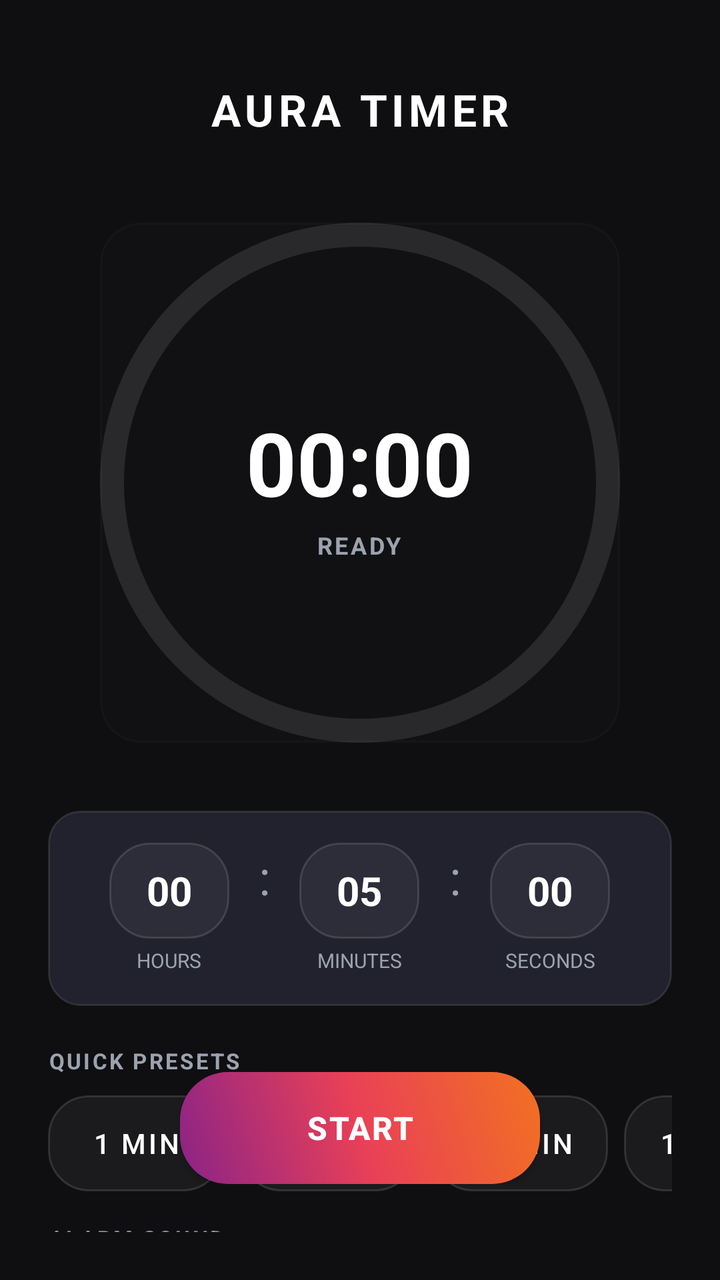
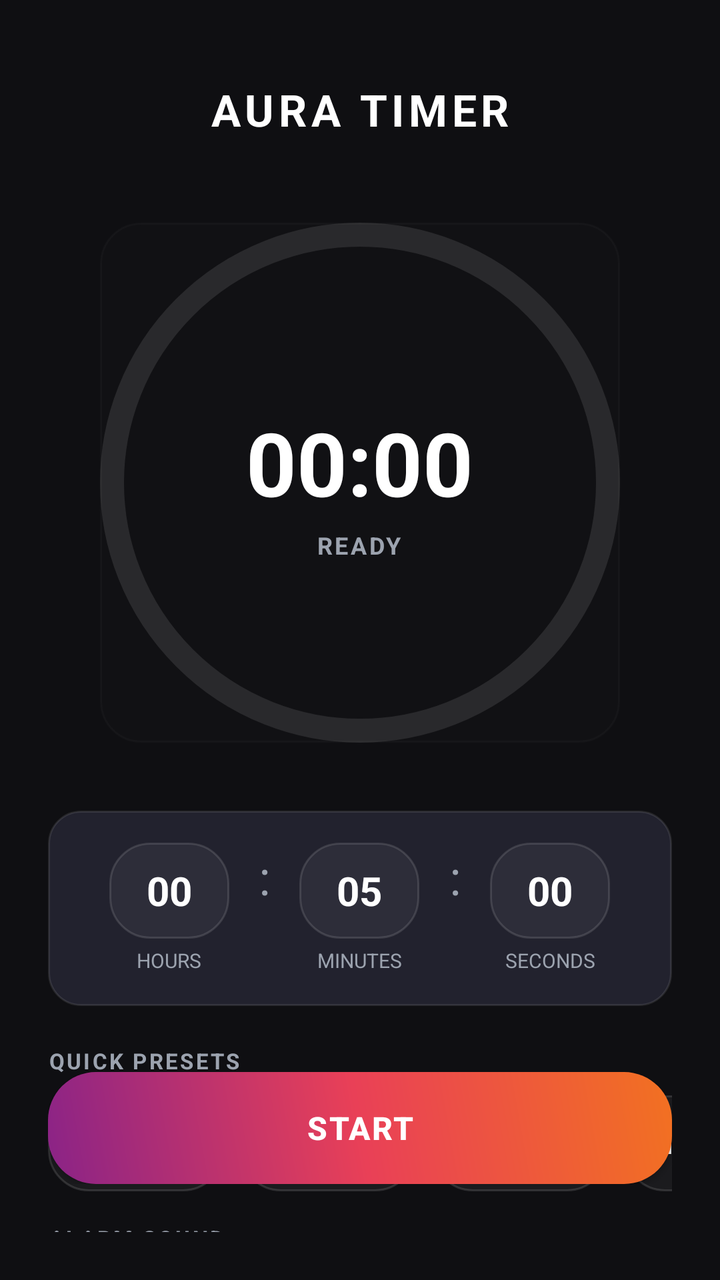

Screens rendered from an Android XML layout before and after an edit, with the pre-edit source and the edit as a unified diff.
<!-- AndroidManifest.xml: application theme Theme.TimerApp -->
<!-- res/layout/activity_main.xml -->
<?xml version="1.0" encoding="utf-8"?>
<androidx.constraintlayout.widget.ConstraintLayout xmlns:android="http://schemas.android.com/apk/res/android"
    xmlns:app="http://schemas.android.com/apk/res-auto"
    xmlns:tools="http://schemas.android.com/tools"
    android:layout_width="match_parent"
    android:layout_height="match_parent"
    android:background="@color/bg_dark"
    android:padding="24dp"
    tools:context=".MainActivity">

    
    <TextView
        android:id="@+id/appTitle"
        android:layout_width="wrap_content"
        android:layout_height="wrap_content"
        android:layout_marginTop="16dp"
        android:text="AURA TIMER"
        android:textColor="@color/text_primary"
        android:textSize="22sp"
        android:textStyle="bold"
        android:letterSpacing="0.1"
        app:layout_constraintEnd_toEndOf="parent"
        app:layout_constraintStart_toStartOf="parent"
        app:layout_constraintTop_toTopOf="parent" />

    
    <FrameLayout
        android:id="@+id/timerContainer"
        android:layout_width="280dp"
        android:layout_height="280dp"
        android:layout_marginTop="32dp"
        app:layout_constraintEnd_toEndOf="parent"
        app:layout_constraintStart_toStartOf="parent"
        app:layout_constraintTop_toBottomOf="@id/appTitle">

        
        <View
            android:layout_width="260dp"
            android:layout_height="260dp"
            android:layout_gravity="center"
            android:background="@drawable/preset_chip"
            android:alpha="0.2"/>

        <com.google.android.material.progressindicator.CircularProgressIndicator
            android:id="@+id/timerProgress"
            android:layout_width="260dp"
            android:layout_height="260dp"
            android:layout_gravity="center"
            app:indicatorSize="260dp"
            app:trackThickness="12dp"
            app:trackColor="#1AFFFFFF"
            app:indicatorColor="@color/primary"
            app:trackCornerRadius="6dp"
            android:progress="100" />

        
        <LinearLayout
            android:layout_width="wrap_content"
            android:layout_height="wrap_content"
            android:layout_gravity="center"
            android:gravity="center"
            android:orientation="vertical">

            <TextView
                android:id="@+id/textTimeLeft"
                android:layout_width="wrap_content"
                android:layout_height="wrap_content"
                android:text="00:00"
                android:textColor="@color/text_primary"
                android:textSize="44sp"
                android:textStyle="bold" />

            <TextView
                android:id="@+id/textTimerState"
                android:layout_width="wrap_content"
                android:layout_height="wrap_content"
                android:text="READY"
                android:textColor="@color/text_secondary"
                android:textSize="12sp"
                android:letterSpacing="0.1"
                android:textStyle="bold"
                android:layout_marginTop="4dp" />
        </LinearLayout>
    </FrameLayout>

    
    <LinearLayout
        android:id="@+id/pickerContainer"
        android:layout_width="match_parent"
        android:layout_height="wrap_content"
        android:layout_marginTop="24dp"
        android:gravity="center"
        android:orientation="horizontal"
        android:background="@drawable/card_background"
        android:padding="16dp"
        app:layout_constraintTop_toBottomOf="@id/timerContainer"
        app:layout_constraintEnd_toEndOf="parent"
        app:layout_constraintStart_toStartOf="parent">

        <LinearLayout
            android:layout_width="wrap_content"
            android:layout_height="wrap_content"
            android:orientation="vertical"
            android:gravity="center"
            android:layout_weight="1">
            <EditText
                android:id="@+id/editHours"
                android:layout_width="60dp"
                android:layout_height="48dp"
                android:background="@drawable/preset_chip"
                android:gravity="center"
                android:inputType="number"
                android:maxLength="2"
                android:text="00"
                android:textColor="@color/text_primary"
                android:textSize="20sp"
                android:textStyle="bold" />
            <TextView
                android:layout_width="wrap_content"
                android:layout_height="wrap_content"
                android:text="HOURS"
                android:textSize="10sp"
                android:textColor="@color/text_secondary"
                android:layout_marginTop="4dp"/>
        </LinearLayout>

        <TextView
            android:layout_width="wrap_content"
            android:layout_height="wrap_content"
            android:text=":"
            android:textColor="@color/text_secondary"
            android:textSize="24sp"
            android:layout_marginBottom="16dp"/>

        <LinearLayout
            android:layout_width="wrap_content"
            android:layout_height="wrap_content"
            android:orientation="vertical"
            android:gravity="center"
            android:layout_weight="1">
            <EditText
                android:id="@+id/editMinutes"
                android:layout_width="60dp"
                android:layout_height="48dp"
                android:background="@drawable/preset_chip"
                android:gravity="center"
                android:inputType="number"
                android:maxLength="2"
                android:text="05"
                android:textColor="@color/text_primary"
                android:textSize="20sp"
                android:textStyle="bold" />
            <TextView
                android:layout_width="wrap_content"
                android:layout_height="wrap_content"
                android:text="MINUTES"
                android:textSize="10sp"
                android:textColor="@color/text_secondary"
                android:layout_marginTop="4dp"/>
        </LinearLayout>

        <TextView
            android:layout_width="wrap_content"
            android:layout_height="wrap_content"
            android:text=":"
            android:textColor="@color/text_secondary"
            android:textSize="24sp"
            android:layout_marginBottom="16dp"/>

        <LinearLayout
            android:layout_width="wrap_content"
            android:layout_height="wrap_content"
            android:orientation="vertical"
            android:gravity="center"
            android:layout_weight="1">
            <EditText
                android:id="@+id/editSeconds"
                android:layout_width="60dp"
                android:layout_height="48dp"
                android:background="@drawable/preset_chip"
                android:gravity="center"
                android:inputType="number"
                android:maxLength="2"
                android:text="00"
                android:textColor="@color/text_primary"
                android:textSize="20sp"
                android:textStyle="bold" />
            <TextView
                android:layout_width="wrap_content"
                android:layout_height="wrap_content"
                android:text="SECONDS"
                android:textSize="10sp"
                android:textColor="@color/text_secondary"
                android:layout_marginTop="4dp"/>
        </LinearLayout>
    </LinearLayout>

    
    <LinearLayout
        android:id="@+id/presetsContainer"
        android:layout_width="match_parent"
        android:layout_height="wrap_content"
        android:layout_marginTop="20dp"
        android:orientation="vertical"
        app:layout_constraintTop_toBottomOf="@id/pickerContainer">

        <TextView
            android:layout_width="wrap_content"
            android:layout_height="wrap_content"
            android:text="QUICK PRESETS"
            android:textColor="@color/text_secondary"
            android:textSize="11sp"
            android:letterSpacing="0.1"
            android:textStyle="bold"
            android:layout_marginBottom="10dp" />

        <HorizontalScrollView
            android:layout_width="match_parent"
            android:layout_height="wrap_content"
            android:scrollbars="none">

            <LinearLayout
                android:layout_width="wrap_content"
                android:layout_height="wrap_content"
                android:orientation="horizontal">

                <Button
                    android:id="@+id/btnPreset1"
                    style="@style/Widget.MaterialComponents.Button.TextButton"
                    android:layout_width="wrap_content"
                    android:layout_height="wrap_content"
                    android:background="@drawable/preset_chip"
                    android:text="1 Min"
                    android:textColor="@color/text_primary"
                    android:layout_marginEnd="8dp"
                    app:backgroundTint="@null"/>

                <Button
                    android:id="@+id/btnPreset5"
                    style="@style/Widget.MaterialComponents.Button.TextButton"
                    android:layout_width="wrap_content"
                    android:layout_height="wrap_content"
                    android:background="@drawable/preset_chip"
                    android:text="5 Min"
                    android:textColor="@color/text_primary"
                    android:layout_marginEnd="8dp"
                    app:backgroundTint="@null"/>

                <Button
                    android:id="@+id/btnPreset10"
                    style="@style/Widget.MaterialComponents.Button.TextButton"
                    android:layout_width="wrap_content"
                    android:layout_height="wrap_content"
                    android:background="@drawable/preset_chip"
                    android:text="10 Min"
                    android:textColor="@color/text_primary"
                    android:layout_marginEnd="8dp"
                    app:backgroundTint="@null"/>

                <Button
                    android:id="@+id/btnPreset15"
                    style="@style/Widget.MaterialComponents.Button.TextButton"
                    android:layout_width="wrap_content"
                    android:layout_height="wrap_content"
                    android:background="@drawable/preset_chip"
                    android:text="15 Min"
                    android:textColor="@color/text_primary"
                    android:layout_marginEnd="8dp"
                    app:backgroundTint="@null"/>

                <Button
                    android:id="@+id/btnPreset30"
                    style="@style/Widget.MaterialComponents.Button.TextButton"
                    android:layout_width="wrap_content"
                    android:layout_height="wrap_content"
                    android:background="@drawable/preset_chip"
                    android:text="30 Min"
                    android:textColor="@color/text_primary"
                    android:layout_marginEnd="8dp"
                    app:backgroundTint="@null"/>

                <Button
                    android:id="@+id/btnPreset60"
                    style="@style/Widget.MaterialComponents.Button.TextButton"
                    android:layout_width="wrap_content"
                    android:layout_height="wrap_content"
                    android:background="@drawable/preset_chip"
                    android:text="1 Hour"
                    android:textColor="@color/text_primary"
                    app:backgroundTint="@null"/>
            </LinearLayout>
        </HorizontalScrollView>
    </LinearLayout>

    
    <LinearLayout
        android:id="@+id/soundContainer"
        android:layout_width="match_parent"
        android:layout_height="wrap_content"
        android:layout_marginTop="16dp"
        android:orientation="vertical"
        app:layout_constraintTop_toBottomOf="@id/presetsContainer"
        app:layout_constraintEnd_toEndOf="parent"
        app:layout_constraintStart_toStartOf="parent">

        <TextView
            android:layout_width="wrap_content"
            android:layout_height="wrap_content"
            android:text="ALARM SOUND"
            android:textColor="@color/text_secondary"
            android:textSize="11sp"
            android:letterSpacing="0.1"
            android:textStyle="bold"
            android:layout_marginBottom="8dp" />

        <LinearLayout
            android:layout_width="match_parent"
            android:layout_height="wrap_content"
            android:orientation="horizontal"
            android:gravity="center_vertical"
            android:background="@drawable/card_background"
            android:padding="12dp">

            <TextView
                android:id="@+id/textSoundName"
                android:layout_width="0dp"
                android:layout_weight="1"
                android:layout_height="wrap_content"
                android:text="Default Ringtone"
                android:textColor="@color/text_primary"
                android:textSize="13sp"
                android:ellipsize="end"
                android:singleLine="true"
                android:layout_marginEnd="8dp"/>

            <Button
                android:id="@+id/btnSelectSound"
                style="@style/Widget.MaterialComponents.Button.TextButton"
                android:layout_width="wrap_content"
                android:layout_height="36dp"
                android:text="SELECT"
                android:textColor="@color/accent_blue"
                android:textSize="11sp"
                android:textStyle="bold"
                android:background="@drawable/preset_chip"
                android:layout_marginEnd="4dp"
                app:backgroundTint="@null"/>
        </LinearLayout>
    </LinearLayout>

    
    <LinearLayout
        android:id="@+id/actionsContainer"
        android:layout_width="match_parent"
        android:layout_height="wrap_content"
        android:layout_marginBottom="24dp"
        android:gravity="center"
        android:orientation="horizontal"
        app:layout_constraintBottom_toBottomOf="parent"
        app:layout_constraintEnd_toEndOf="parent"
        app:layout_constraintStart_toStartOf="parent">

        
        <Button
            android:id="@+id/btnReset"
            style="@style/Widget.MaterialComponents.Button.TextButton"
            android:layout_width="100dp"
            android:layout_height="56dp"
            android:background="@drawable/preset_chip"
            android:text="RESET"
            android:textColor="@color/text_secondary"
            android:textStyle="bold"
            android:layout_marginEnd="16dp"
            android:visibility="gone"
            app:backgroundTint="@null" />

        
        <Button
            android:id="@+id/btnPrimaryAction"
            android:layout_width="180dp"
            android:layout_height="56dp"
            android:background="@drawable/btn_gradient"
            android:text="START"
            android:textColor="@color/white"
            android:textSize="16sp"
            android:textStyle="bold"
            android:letterSpacing="0.05"
            app:backgroundTint="@null" />

        
        <Button
            android:id="@+id/btnRestart"
            style="@style/Widget.MaterialComponents.Button.TextButton"
            android:layout_width="100dp"
            android:layout_height="56dp"
            android:background="@drawable/preset_chip"
            android:text="RESTART"
            android:textColor="@color/accent_blue"
            android:textStyle="bold"
            android:layout_marginStart="16dp"
            android:visibility="gone"
            app:backgroundTint="@null" />
    </LinearLayout>

</androidx.constraintlayout.widget.ConstraintLayout>
<!-- resources referenced by this layout -->
<resources>
  <color name="accent_blue">#00E5FF</color>
  <color name="bg_dark">#0F0F12</color>
  <color name="primary">#E94057</color>
  <color name="text_primary">#FFFFFF</color>
  <color name="text_secondary">#9CA3AF</color>
  <color name="white">#FFFFFF</color>
  <!-- drawable btn_gradient (drawable) -->
  <?xml version="1.0" encoding="utf-8"?>
  <ripple xmlns:android="http://schemas.android.com/apk/res/android"
      android:color="#40FFFFFF">
      <item>
          <shape android:shape="rectangle">
              <gradient
                  android:angle="45"
                  android:startColor="#8A2387"
                  android:centerColor="#E94057"
                  android:endColor="#F27121"
                  android:type="linear" />
              <corners android:radius="24dp" />
          </shape>
      </item>
  </ripple>
  <!-- drawable card_background (drawable) -->
  <?xml version="1.0" encoding="utf-8"?>
  <shape xmlns:android="http://schemas.android.com/apk/res/android"
      android:shape="rectangle">
      <solid android:color="@color/surface_card" />
      <stroke
          android:width="1dp"
          android:color="#1AFFFFFF" />
      <corners android:radius="16dp" />
  </shape>
  <!-- drawable preset_chip (drawable) -->
  <?xml version="1.0" encoding="utf-8"?>
  <ripple xmlns:android="http://schemas.android.com/apk/res/android"
      android:color="#20FFFFFF">
      <item>
          <shape android:shape="rectangle">
              <solid android:color="#0DFFFFFF" />
              <stroke
                  android:width="1dp"
                  android:color="#20FFFFFF" />
              <corners android:radius="20dp" />
          </shape>
      </item>
  </ripple>
  <style name="Theme.TimerApp" parent="Theme.MaterialComponents.DayNight.NoActionBar">
          
          <item name="colorPrimary">@color/primary</item>
          <item name="colorPrimaryVariant">@color/primary_dark</item>
          <item name="colorOnPrimary">@color/white</item>
          
          <item name="colorSecondary">@color/accent_blue</item>
          <item name="colorSecondaryVariant">@color/accent_blue</item>
          <item name="colorOnSecondary">@color/black</item>
          
          <item name="android:statusBarColor">@color/bg_dark</item>
          <item name="android:navigationBarColor">@color/bg_dark</item>
          
          <item name="android:windowBackground">@color/bg_dark</item>
      </style>
  <color name="surface_card">#22222E</color>
  <color name="primary_dark">#B31B37</color>
  <color name="black">#000000</color>
</resources>

<!-- the commit's change to res/layout/activity_main.xml (unified diff, before → after) -->
@@ -6,7 +6,8 @@
     android:layout_height="match_parent"
     android:background="@color/bg_dark"
     android:padding="24dp"
-    tools:context=".MainActivity">
+    tools:context=".MainActivity"
+    android:animateLayoutChanges="true">
 
     
     <TextView
@@ -356,6 +357,7 @@
         android:layout_marginBottom="24dp"
         android:gravity="center"
         android:orientation="horizontal"
+        android:animateLayoutChanges="true"
         app:layout_constraintBottom_toBottomOf="parent"
         app:layout_constraintEnd_toEndOf="parent"
         app:layout_constraintStart_toStartOf="parent">
@@ -364,20 +366,22 @@
         <Button
             android:id="@+id/btnReset"
             style="@style/Widget.MaterialComponents.Button.TextButton"
-            android:layout_width="100dp"
+            android:layout_width="0dp"
+            android:layout_weight="1"
             android:layout_height="56dp"
             android:background="@drawable/preset_chip"
             android:text="RESET"
             android:textColor="@color/text_secondary"
             android:textStyle="bold"
-            android:layout_marginEnd="16dp"
+            android:layout_marginEnd="8dp"
             android:visibility="gone"
             app:backgroundTint="@null" />
 
         
         <Button
             android:id="@+id/btnPrimaryAction"
-            android:layout_width="180dp"
+            android:layout_width="0dp"
+            android:layout_weight="1.6"
             android:layout_height="56dp"
             android:background="@drawable/btn_gradient"
             android:text="START"
@@ -391,13 +395,14 @@
         <Button
             android:id="@+id/btnRestart"
             style="@style/Widget.MaterialComponents.Button.TextButton"
-            android:layout_width="100dp"
+            android:layout_width="0dp"
+            android:layout_weight="1"
             android:layout_height="56dp"
             android:background="@drawable/preset_chip"
             android:text="RESTART"
             android:textColor="@color/accent_blue"
             android:textStyle="bold"
-            android:layout_marginStart="16dp"
+            android:layout_marginStart="8dp"
             android:visibility="gone"
             app:backgroundTint="@null" />
     </LinearLayout>
